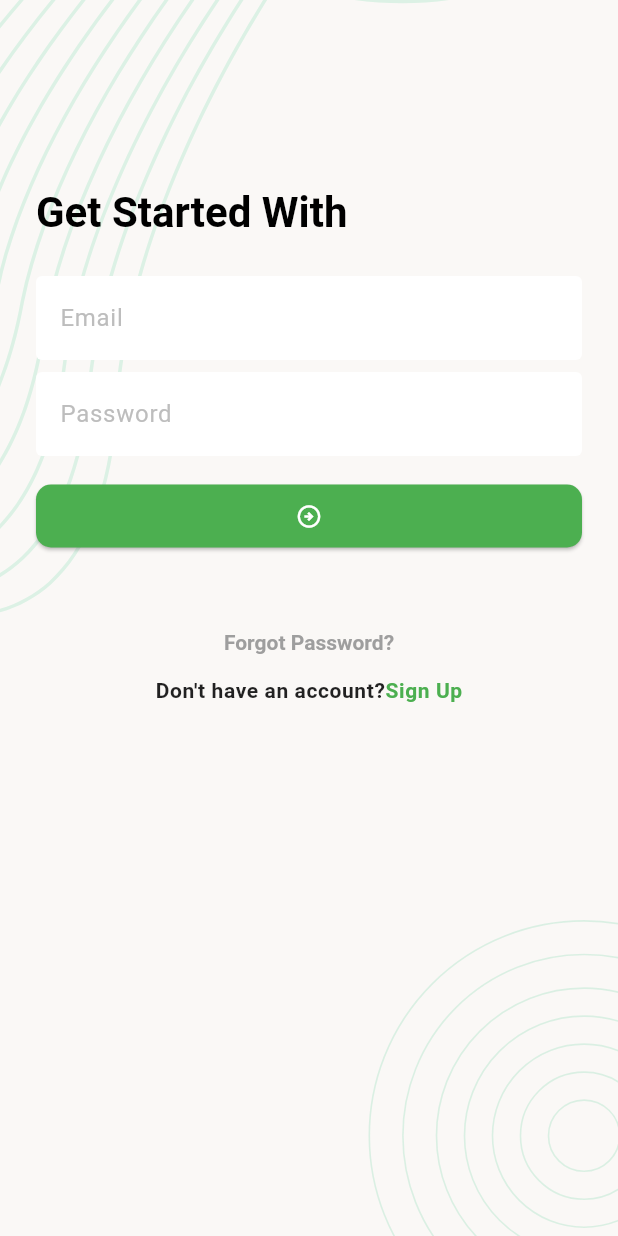
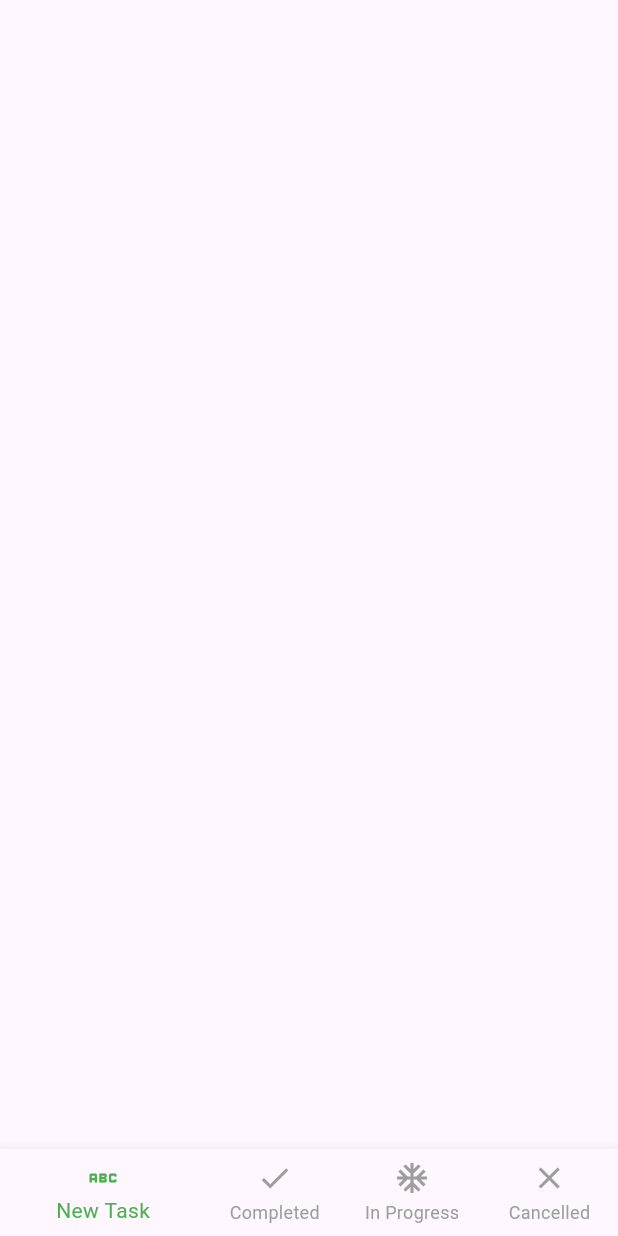
Before and after one commit to SohelRana-CSE/Task_Manager, a Flutter app: the screen it shows after launch, after a tap on the "arrow circle right" icon, on a phone screen of 412 x 824 dp. Run offline on Flutter 3.47's test engine with Material 3 defaults, Android fonts, the phone set to English and light mode, and no system bars; our stand-ins replace flutter_svg, pin_code_fields; missing offline and left inert: dart:ffi.

Commit message:
bottom nav bar commit

```diff
--- a/lib/ui/screens/auth/sign_in_screen.dart
+++ b/lib/ui/screens/auth/sign_in_screen.dart
@@ -4,6 +4,7 @@ import 'package:flutter/gestures.dart';
 import 'package:flutter/material.dart';
 import 'package:task_manager/ui/screens/auth/email_verification_screen.dart';
 import 'package:task_manager/ui/screens/auth/sign_up_screen.dart';
+import 'package:task_manager/ui/screens/main_bottom_nav_screen.dart';
 import 'package:task_manager/ui/utility/app_colors.dart';
 import 'package:task_manager/ui/widgets/background_widget.dart';
 
@@ -55,7 +56,7 @@ class _SignInScreenState extends State<SignInScreen> {
                   height: 16,
                 ),
                 ElevatedButton(
-                  onPressed: () {},
+                  onPressed: _onTapNextButton,
                   child: Icon(Icons.arrow_circle_right_outlined),
                 ),
                 const SizedBox(
@@ -95,11 +96,20 @@ class _SignInScreenState extends State<SignInScreen> {
     );
   }
 
+  void _onTapNextButton(){
+    Navigator.pushReplacement(
+      context,
+      MaterialPageRoute(
+        builder: (context) => const MainBottomNavScreen(),
+      ),
+    );
+  }
+
   void _onTapSignUpButton() {
     Navigator.push(
       context,
       MaterialPageRoute(
-        builder: (context) => SignUpScreen(),
+        builder: (context) => const SignUpScreen(),
       ),
     );
   }
@@ -108,7 +118,7 @@ class _SignInScreenState extends State<SignInScreen> {
     Navigator.push(
       context,
       MaterialPageRoute(
-        builder: (context) => EmailVerificationScreen(),
+        builder: (context) => const  EmailVerificationScreen(),
       ),
     );
   }
--- /dev/null
+++ b/lib/ui/screens/main_bottom_nav_screen.dart
@@ -0,0 +1,38 @@
+import 'package:flutter/material.dart';
+import 'package:task_manager/ui/utility/app_colors.dart';
+
+class MainBottomNavScreen extends StatefulWidget {
+  const MainBottomNavScreen({super.key});
+
+  @override
+  State<MainBottomNavScreen> createState() => _MainBottomNavScreenState();
+}
+
+class _MainBottomNavScreenState extends State<MainBottomNavScreen> {
+
+  int _selectedIndex = 0;
+
+  @override
+  Widget build(BuildContext context) {
+    return Scaffold(
+      bottomNavigationBar: BottomNavigationBar(
+        currentIndex: _selectedIndex,
+        onTap: (index) {
+          _selectedIndex = index;
+          if(mounted) {
+            setState(() {});
+          }
+        },
+        selectedItemColor: AppColors.themeColor,
+        unselectedItemColor: Colors.grey,
+        showUnselectedLabels: true,
+        items: const[
+          BottomNavigationBarItem(icon: Icon(Icons.abc), label: 'New Task'),
+          BottomNavigationBarItem(icon: Icon(Icons.done), label: 'Completed'),
+          BottomNavigationBarItem(icon: Icon(Icons.ac_unit), label: 'In Progress'),
+          BottomNavigationBarItem(icon: Icon(Icons.close), label: 'Cancelled'),
+        ],
+      ),
+    );
+  }
+}
```
